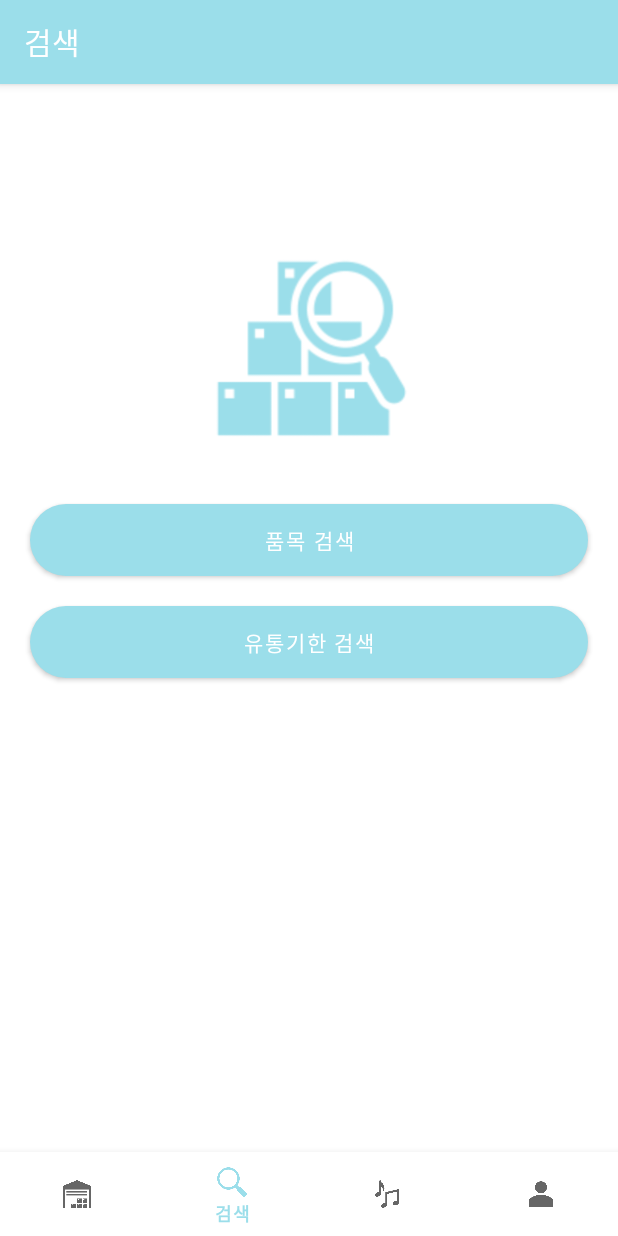
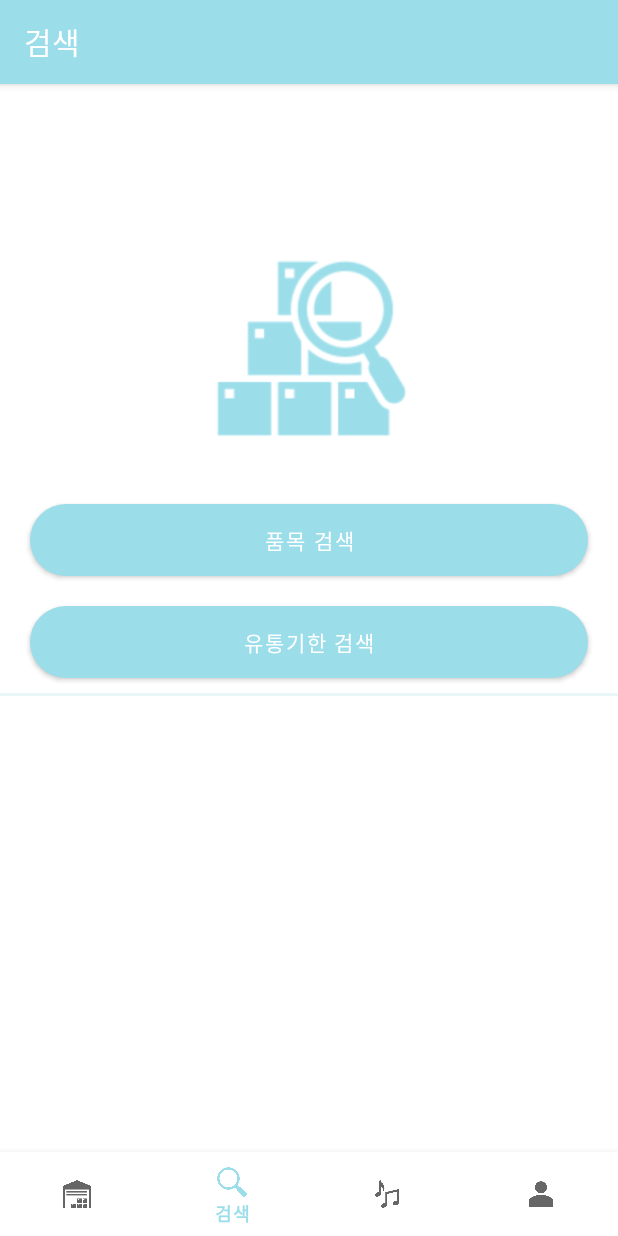
Before and after one commit to yamiblack/FoodStorage, an Android app: the SearchFragment screen opened through its navigation route, on a phone screen of 412 x 824 dp. Run offline under Robolectric (Android 15) with nearby library versions, the light colour scheme and no system bars; our stand-ins replace Firebase (no records; nobody signed in at launch, a user with empty details on screens opened directly), navigation-ui.

Commit message:
edit search

```diff
--- a/app/src/main/java/com/jbnu/software/foodstorage/ui/search/SearchFragment.java
+++ b/app/src/main/java/com/jbnu/software/foodstorage/ui/search/SearchFragment.java
@@ -39,7 +39,7 @@ public class SearchFragment extends Fragment {
         searchItem = root.findViewById(R.id.search_item);
         searchExpiration = root.findViewById(R.id.search_expiration);
         searchExpiration = root.findViewById(R.id.search_expiration);
-//        rvResult = (RecyclerView) root.findViewById(R.id.rv_result_list);
+        rvResult = (RecyclerView) root.findViewById(R.id.rv_result_list);
 
         searchItem.setOnClickListener(new View.OnClickListener() {
             @Override
--- a/app/src/main/res/layout/activity_search.xml
+++ b/app/src/main/res/layout/activity_search.xml
@@ -25,6 +25,8 @@
             android:layout_height="55dp"
             android:layout_marginTop="10dp"
             android:layout_marginBottom="10dp"
+            android:background="@drawable/button_blue_rounded"
+            android:fontFamily="@font/nanumsquarebold"
             android:text="검색 하기"
             android:layout_gravity="center"
             android:textSize="25sp">
--- a/app/src/main/res/layout/fragment_search.xml
+++ b/app/src/main/res/layout/fragment_search.xml
@@ -54,23 +54,23 @@
 
     <!--    </LinearLayout>-->
 
-    <!--    <View-->
-    <!--        android:id="@+id/divider"-->
-    <!--        android:layout_width="match_parent"-->
-    <!--        android:layout_height="2dp"-->
-    <!--        android:background="#45B3E0E8"-->
-    <!--        app:layout_constraintTop_toBottomOf="@id/linearLayout"/>-->
+    <View
+        android:id="@+id/divider"
+        android:layout_width="match_parent"
+        android:layout_height="2dp"
+        android:background="#45B3E0E8"
+        android:layout_marginTop="10dp"
+        android:layout_marginBottom="10dp"/>
 
-    <!--    <androidx.recyclerview.widget.RecyclerView-->
-    <!--        android:id="@+id/rv_result_list"-->
-    <!--        android:layout_width="match_parent"-->
-    <!--        android:layout_height="wrap_content"-->
-    <!--        android:background="@android:color/transparent"-->
-    <!--        android:divider="#ffffff"-->
-    <!--        android:dividerHeight="7dp"-->
-    <!--        android:scrollbars="vertical"-->
-    <!--        app:layout_constraintTop_toBottomOf="@id/divider"-->
-    <!--        android:layout_marginTop="7dp"-->
-    <!--        />-->
+    <androidx.recyclerview.widget.RecyclerView
+        android:id="@+id/rv_result_list"
+        android:layout_width="match_parent"
+        android:layout_height="wrap_content"
+        android:layout_marginTop="7dp"
+        android:background="@android:color/transparent"
+        android:divider="#ffffff"
+        android:dividerHeight="7dp"
+        android:scrollbars="vertical"
+        app:layout_constraintTop_toBottomOf="@id/divider" />
 
 </LinearLayout>
```
